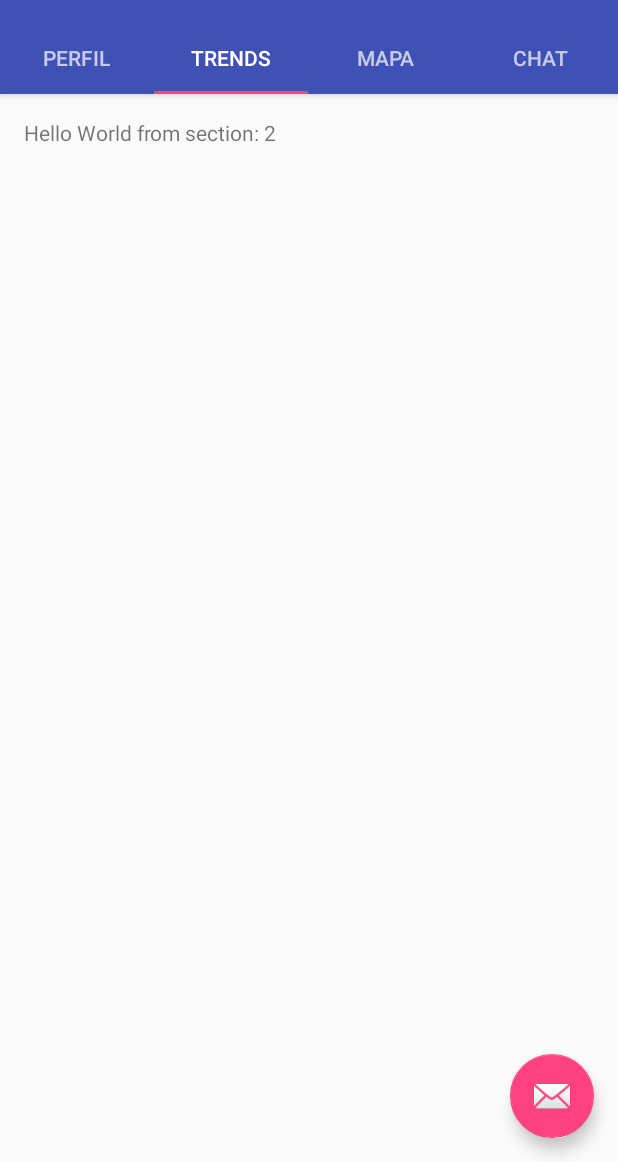
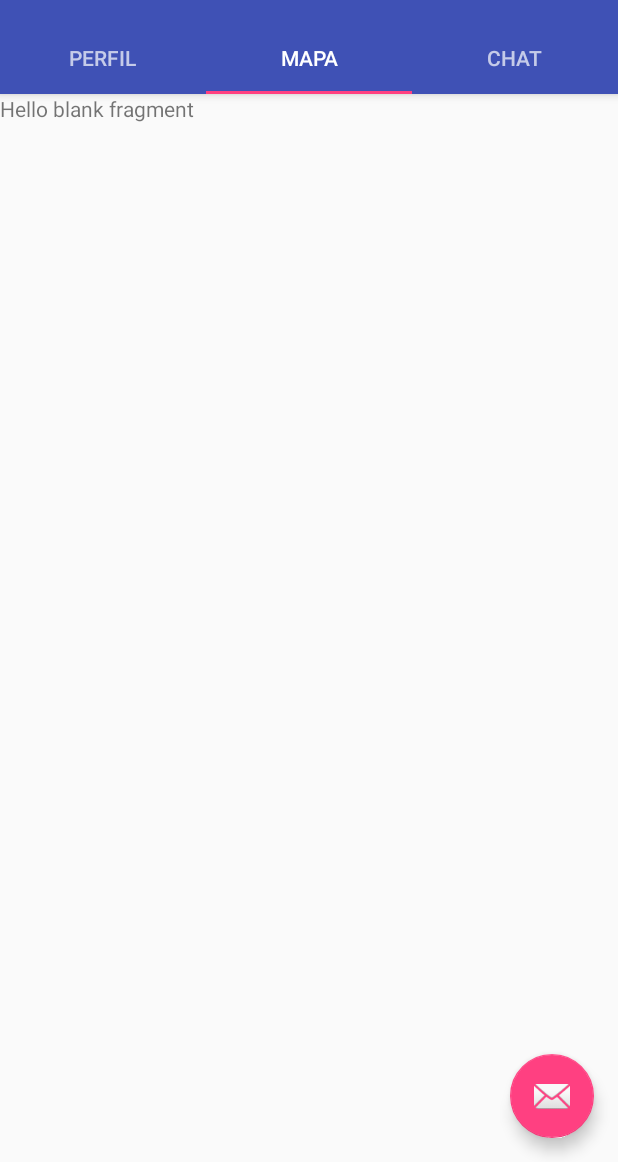
Before and after one commit to LeonardoAfonso/MapaDoMaroto, an Android app: the screen it shows after launch (MainActivity), tab 2 chosen, on a phone screen of 412 x 824 dp, the part 74-1236 px from its top. Run offline under Robolectric (Android 15) with nearby library versions, the light colour scheme and no system bars.

Commit message:
Fragments inseridos

```diff
--- a/app/build.gradle
+++ b/app/build.gradle
@@ -24,4 +24,5 @@ dependencies {
     testCompile 'junit:junit:4.12'
     compile 'com.android.support:appcompat-v7:23.3.0'
     compile 'com.android.support:design:23.3.0'
+    compile 'com.android.support:support-v4:23.3.0'
 }
--- /dev/null
+++ b/app/src/main/java/engsoftlab/mapadomaroto/ChatFragment.java
@@ -0,0 +1,38 @@
+package engsoftlab.mapadomaroto;
+
+
+import android.os.Bundle;
+import android.support.v4.app.Fragment;
+import android.view.LayoutInflater;
+import android.view.View;
+import android.view.ViewGroup;
+
+
+
+public class ChatFragment extends Fragment {
+
+    public static ChatFragment newInstance(){
+        ChatFragment fragment = new ChatFragment();
+        return fragment;
+    }
+
+
+
+
+    public ChatFragment() {
+        // Required empty public constructor
+    }
+
+
+
+    @Override
+    public View onCreateView(LayoutInflater inflater, ViewGroup container,
+                             Bundle savedInstanceState) {
+        // Inflate the layout for this fragment
+        return inflater.inflate(R.layout.fragment_chat, container, false);
+    }
+
+
+
+
+}
--- a/app/src/main/java/engsoftlab/mapadomaroto/MainActivity.java
+++ b/app/src/main/java/engsoftlab/mapadomaroto/MainActivity.java
@@ -137,13 +137,19 @@ public class MainActivity extends AppCompatActivity {
         public Fragment getItem(int position) {
             // getItem is called to instantiate the fragment for the given page.
             // Return a PlaceholderFragment (defined as a static inner class below).
-            return PlaceholderFragment.newInstance(position + 1);
+            switch(position){
+                case 0: return PerfilFragment.newInstance();
+                case 1: return MapaFragment.newInstance();
+                case 2: return ChatFragment.newInstance();
+            }
+            //return PlaceholderFragment.newInstance(position + 1);]
+            return null;
         }
 
         @Override
         public int getCount() {
             // Show 3 total pages.
-            return 4;
+            return 3;
         }
 
         @Override
@@ -152,10 +158,8 @@ public class MainActivity extends AppCompatActivity {
                 case 0:
                     return "PERFIL";
                 case 1:
-                    return "TRENDS";
+                    return "MAPA";
                 case 2:
-                    return "MAPA";
-                case 3:
                     return "CHAT";
             }
             return null;
--- /dev/null
+++ b/app/src/main/java/engsoftlab/mapadomaroto/MapaFragment.java
@@ -0,0 +1,37 @@
+package engsoftlab.mapadomaroto;
+
+
+import android.os.Bundle;
+import android.support.v4.app.Fragment;
+import android.view.LayoutInflater;
+import android.view.View;
+import android.view.ViewGroup;
+
+
+
+public class MapaFragment extends Fragment {
+
+    public static MapaFragment newInstance(){
+        MapaFragment fragment = new MapaFragment();
+        return fragment;
+    }
+
+
+
+    public MapaFragment() {
+        // Required empty public constructor
+    }
+
+
+
+    @Override
+    public View onCreateView(LayoutInflater inflater, ViewGroup container,
+                             Bundle savedInstanceState) {
+        // Inflate the layout for this fragment
+        return inflater.inflate(R.layout.fragment_mapa, container, false);
+    }
+
+
+
+
+}
--- /dev/null
+++ b/app/src/main/java/engsoftlab/mapadomaroto/PerfilFragment.java
@@ -0,0 +1,32 @@
+package engsoftlab.mapadomaroto;
+
+import android.os.Bundle;
+import android.support.v4.app.Fragment;
+import android.view.LayoutInflater;
+import android.view.View;
+import android.view.ViewGroup;
+
+
+
+public class PerfilFragment extends Fragment {
+
+    public static PerfilFragment newInstance(){
+        PerfilFragment fragment = new PerfilFragment();
+        return fragment;
+    }
+
+
+
+    public PerfilFragment() {
+        // Required empty public constructor
+    }
+
+
+    @Override
+    public View onCreateView(LayoutInflater inflater, ViewGroup container,
+                             Bundle savedInstanceState) {
+        // Inflate the layout for this fragment
+        return inflater.inflate(R.layout.fragment_perfil, container, false);
+    }
+
+}
--- /dev/null
+++ b/app/src/main/res/layout/fragment_mapa.xml
@@ -0,0 +1,13 @@
+<FrameLayout xmlns:android="http://schemas.android.com/apk/res/android"
+    xmlns:tools="http://schemas.android.com/tools"
+    android:layout_width="match_parent"
+    android:layout_height="match_parent"
+    tools:context="engsoftlab.mapadomaroto.MapaFragment">
+
+    <!-- TODO: Update blank fragment layout -->
+    <TextView
+        android:layout_width="match_parent"
+        android:layout_height="match_parent"
+        android:text="@string/hello_blank_fragment" />
+
+</FrameLayout>
--- a/app/src/main/res/values/strings.xml
+++ b/app/src/main/res/values/strings.xml
@@ -2,4 +2,7 @@
     <string name="app_name">MapaDoMaroto</string>
     <string name="action_settings">Settings</string>
     <string name="section_format">Hello World from section: %1$d</string>
+
+    <!-- TODO: Remove or change this placeholder text -->
+    <string name="hello_blank_fragment">Hello blank fragment</string>
 </resources>
```
Also changed, not shown: app/src/main/res/layout/fragment_chat.xml (added, +13 -0 lines), app/src/main/res/layout/fragment_perfil.xml (added, +13 -0 lines).
